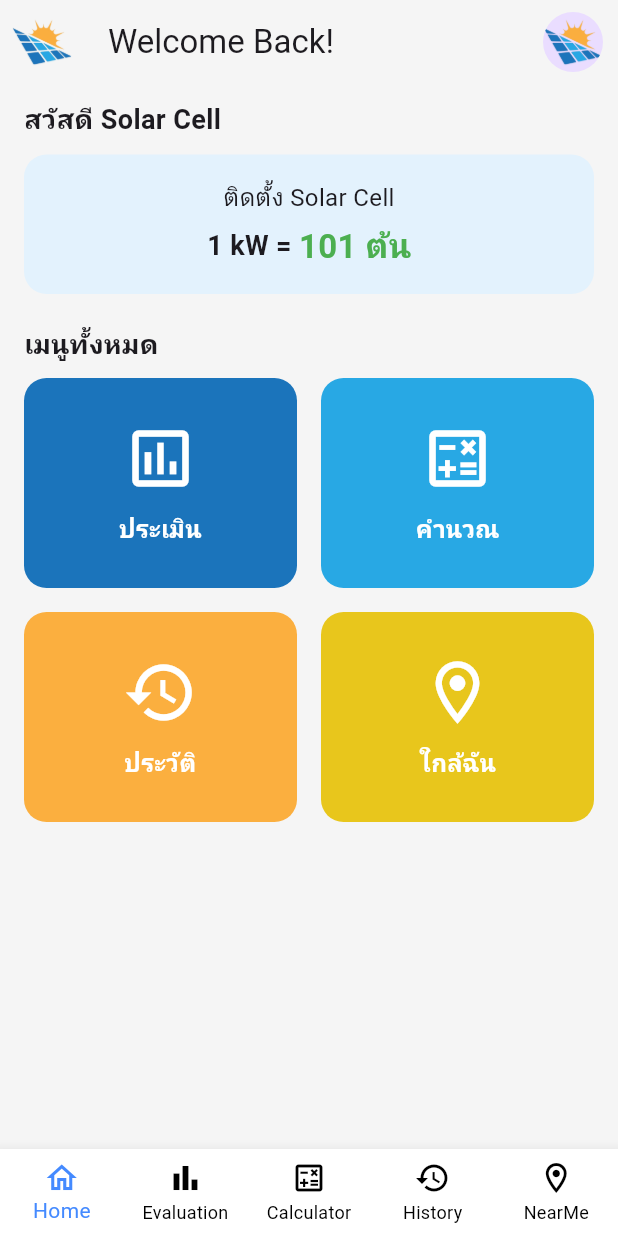
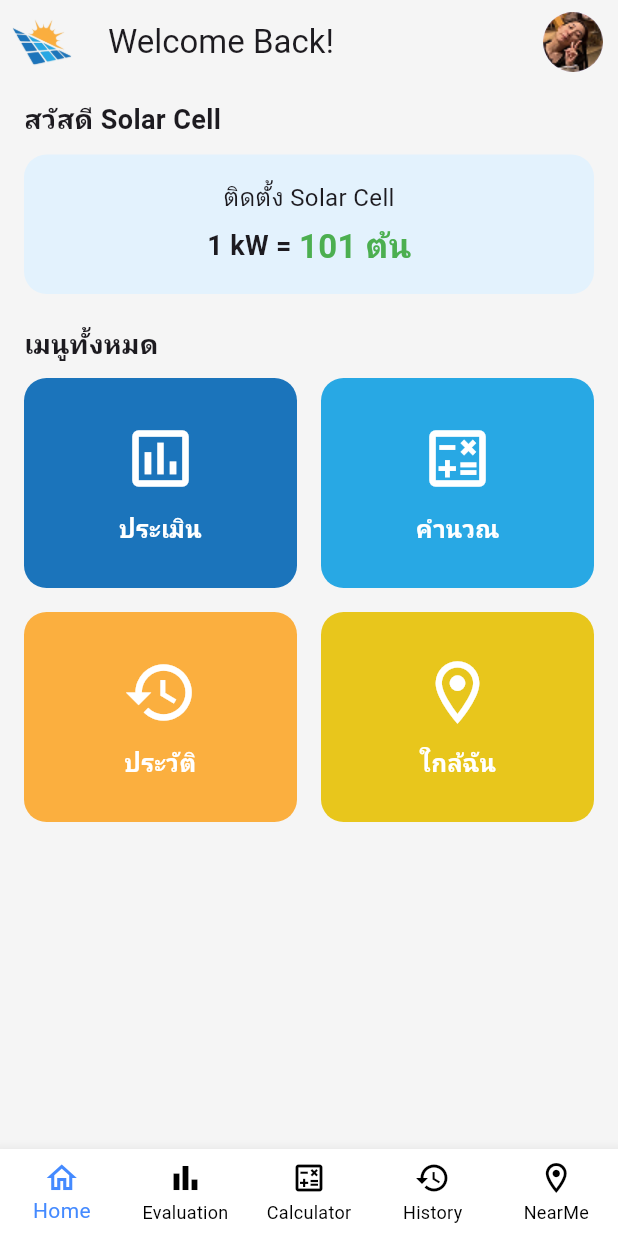
Before and after one commit to MatchaLatte479/MobileApplication-Project-22, a Flutter app: the screen it shows after launch, on a phone screen of 412 x 824 dp. Run offline on Flutter 3.47's test engine with Material 3 defaults, Android fonts, the phone set to English and light mode, and no system bars.

Commit message:
update information.dart

```diff
--- a/lib/pages/home.dart
+++ b/lib/pages/home.dart
@@ -1,4 +1,9 @@
 import 'package:flutter/material.dart';
+import 'evaluation.dart';
+import 'calculator.dart';
+import 'history.dart';
+import 'nearme.dart';
+import 'information.dart'; // เพิ่ม import หน้าข้อมูลติดตั้ง
 
 class HomePage extends StatelessWidget {
   const HomePage({super.key});
@@ -6,40 +11,49 @@ class HomePage extends StatelessWidget {
   @override
   Widget build(BuildContext context) {
     return Scaffold(
-      backgroundColor: Color(0xFFF5F5F5),
+      backgroundColor: const Color(0xFFF5F5F5),
       appBar: AppBar(
-        backgroundColor: Color(0xFFF5F5F5),
+        backgroundColor: const Color(0xFFF5F5F5),
         leading: Padding(
-          padding: EdgeInsets.all(8.0),
-          child: Image.asset("assets/images/Solar.png"), // โลโก้มุมซ้ายบน
+          padding: const EdgeInsets.all(8.0),
+          child: Image.asset("assets/images/Solar.png"),
         ),
-        title: Text("Welcome Back!"),
-        actions: [
+        title: const Text("Welcome Back!"),
+        actions: const [
           CircleAvatar(
-            backgroundImage: AssetImage("assets/images/Solar.png"), // รูปโปรไฟล์
+            backgroundImage: AssetImage("assets/images/profile.png"),
           ),
           SizedBox(width: 10),
         ],
       ),
       body: Padding(
-        padding: EdgeInsets.symmetric(horizontal: 16.0, vertical: 10),
+        padding: const EdgeInsets.symmetric(horizontal: 16.0, vertical: 10),
         child: Column(
           crossAxisAlignment: CrossAxisAlignment.start,
           children: [
-            Text(
+            const Text(
               "สวัสดี Solar Cell",
               style: TextStyle(fontSize: 18, fontWeight: FontWeight.bold),
             ),
-            SizedBox(height: 10),
-            Container(
+            const SizedBox(height: 10),
+
+            // <<< เปลี่ยนเป็น GestureDetector เพื่อให้กดได้ >>>
+            GestureDetector(
+              onTap: () {
+                Navigator.push(
+                  context,
+                  MaterialPageRoute(builder: (_) => const InformationPage()),
+                );
+              },
+              child: Container(
                 width: double.infinity,
-              padding: EdgeInsets.all(16),
+                padding: const EdgeInsets.all(16),
                 decoration: BoxDecoration(
                   color: Colors.blue.shade50,
                   borderRadius: BorderRadius.circular(15),
                 ),
                 child: Column(
-                children: [
+                  children: const [
                     Text("ติดตั้ง Solar Cell", style: TextStyle(fontSize: 16)),
                     SizedBox(height: 5),
                     Row(
@@ -52,51 +66,53 @@ class HomePage extends StatelessWidget {
                   ],
                 ),
               ),
-            SizedBox(height: 20),
-            Text(
+            ),
+            const SizedBox(height: 20),
+
+            const Text(
               "เมนูทั้งหมด",
               style: TextStyle(fontSize: 18, fontWeight: FontWeight.bold),
             ),
-            SizedBox(height: 10),
-            GridView.builder(
+            const SizedBox(height: 10),
+            GridView(
               shrinkWrap: true,
-              physics: NeverScrollableScrollPhysics(),
-              gridDelegate: SliverGridDelegateWithFixedCrossAxisCount(
+              physics: const NeverScrollableScrollPhysics(),
+              gridDelegate: const SliverGridDelegateWithFixedCrossAxisCount(
                 crossAxisCount: 2,
                 crossAxisSpacing: 16,
                 mainAxisSpacing: 16,
                 mainAxisExtent: 140,
               ),
-              itemCount: 4,
-              itemBuilder: (context, index) {
-                List<Map<String, dynamic>> menuItems = [
-                  {
-                    "icon": Icons.assessment_outlined,
-                    "title": "ประเมิน",
-                    "color": Color(0xFF1B74BB)
-                  },
-                  {
-                    "icon": Icons.calculate_outlined,
-                    "title": "คำนวณ",
-                    "color": Color(0xFF28A8E4)
-                  },
-                  {
-                    "icon": Icons.history_outlined,
-                    "title": "ประวัติ",
-                    "color": Color(0xFFFBAF3F)
-                  },
-                  {
-                    "icon": Icons.location_on_outlined,
-                    "title": "ใกล้ฉัน",
-                    "color": Color(0xFFE8C61C)
-                  },
-                ];
-                return _buildMenuItem(
-                  menuItems[index]["icon"],
-                  menuItems[index]["title"],
-                  menuItems[index]["color"],
-                );
-              },
+              children: [
+                _buildMenuItem(
+                  context,
+                  icon: Icons.assessment_outlined,
+                  title: "ประเมิน",
+                  color: const Color(0xFF1B74BB),
+                  page: const EvaluationPage(),
+                ),
+                _buildMenuItem(
+                  context,
+                  icon: Icons.calculate_outlined,
+                  title: "คำนวณ",
+                  color: const Color(0xFF28A8E4),
+                  page: const CalculatorPage(),
+                ),
+                _buildMenuItem(
+                  context,
+                  icon: Icons.history_outlined,
+                  title: "ประวัติ",
+                  color: const Color(0xFFFBAF3F),
+                  page: const HistoryPage(),
+                ),
+                _buildMenuItem(
+                  context,
+                  icon: Icons.location_on_outlined,
+                  title: "ใกล้ฉัน",
+                  color: const Color(0xFFE8C61C),
+                  page: const NearMePage(),
+                ),
+              ],
             ),
           ],
         ),
@@ -104,8 +120,18 @@ class HomePage extends StatelessWidget {
     );
   }
 
-  Widget _buildMenuItem(IconData icon, String title, Color color) {
-    return Container(
+  static Widget _buildMenuItem(
+    BuildContext context, {
+    required IconData icon,
+    required String title,
+    required Color color,
+    required Widget page,
+  }) {
+    return GestureDetector(
+      onTap: () {
+        Navigator.push(context, MaterialPageRoute(builder: (_) => page));
+      },
+      child: Container(
         width: 140,
         height: 140,
         decoration: BoxDecoration(
@@ -116,14 +142,17 @@ class HomePage extends StatelessWidget {
           mainAxisAlignment: MainAxisAlignment.center,
           children: [
             Icon(icon, size: 50, color: Colors.white),
-          SizedBox(height: 10),
-          Text(title,
-              style: TextStyle(
+            const SizedBox(height: 10),
+            Text(
+              title,
+              style: const TextStyle(
                 color: Colors.white,
                 fontSize: 16,
-                fontWeight: FontWeight.bold
-              )),
+                fontWeight: FontWeight.bold,
+              ),
+            ),
           ],
+        ),
       ),
     );
   }
--- a/pubspec.yaml
+++ b/pubspec.yaml
@@ -59,11 +59,11 @@ flutter:
 
   # To add assets to your application, add an assets section, like this:
   assets:
-   - assets/images/Logo.png
    - assets/images/Solar.png
    - assets/images/bill.png
-
-  #   - images/a_dot_ham.jpeg
+   - assets/images/profile.png
+   - assets/images/informationpic1.jpg
+   - assets/images/informationpic2.jpg
 
   # An image asset can refer to one or more resolution-specific "variants", see
   # https://flutter.dev/to/resolution-aware-images
```
Also changed, not shown: lib/pages/information.dart (added, +69 -0 lines), assets/images/Logo.png (deleted), assets/images/informationpic1.jpg (added), assets/images/informationpic1.png (added), assets/images/informationpic2.jpg (added), assets/images/profile.png (added), lib/pages/info.dart (deleted), 4 other files. Lines whose indentation alone changed are shown as unchanged.
